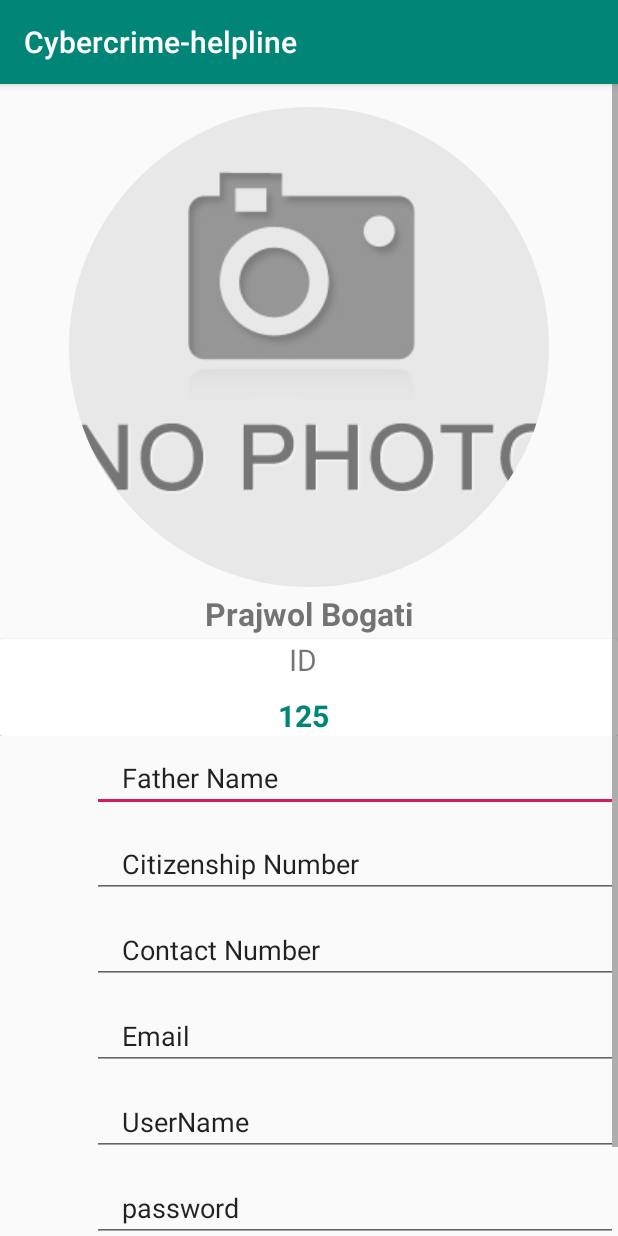
After one commit to Prajwolbogati/Cybercrime-helpline, an Android app: the fragment ViewProfileFragment shown on its own in the app's theme, on a phone screen of 412 x 824 dp. The commit adds this screen. Run offline under Robolectric (Android 15) with nearby library versions, the phone set to English and light mode, and no system bars; our stand-ins replace CircleImageView.

Commit message:
ProfileFragmentlayout

```diff
--- a/app/build.gradle
+++ b/app/build.gradle
@@ -23,7 +23,12 @@ dependencies {
     implementation fileTree(dir: 'libs', include: ['*.jar'])
     implementation 'androidx.appcompat:appcompat:1.0.2'
     implementation 'androidx.constraintlayout:constraintlayout:1.1.3'
+    implementation 'androidx.legacy:legacy-support-v4:1.0.0'
     testImplementation 'junit:junit:4.12'
     androidTestImplementation 'androidx.test.ext:junit:1.1.0'
     androidTestImplementation 'androidx.test.espresso:espresso-core:3.1.1'
+    implementation "androidx.cardview:cardview:1.0.0"
+    implementation 'de.hdodenhof:circleimageview:3.0.1'
+
+
 }
--- /dev/null
+++ b/app/src/main/java/com/example/cybercrime_helpline/UI/ViewProfileFragment.java
@@ -0,0 +1,32 @@
+package com.example.cybercrime_helpline.UI;
+
+
+import android.os.Bundle;
+
+import androidx.fragment.app.Fragment;
+
+import android.view.LayoutInflater;
+import android.view.View;
+import android.view.ViewGroup;
+
+import com.example.cybercrime_helpline.R;
+
+/**
+ * A simple {@link Fragment} subclass.
+ */
+public class ViewProfileFragment extends Fragment {
+
+
+    public ViewProfileFragment() {
+        // Required empty public constructor
+    }
+
+
+    @Override
+    public View onCreateView(LayoutInflater inflater, ViewGroup container,
+                             Bundle savedInstanceState) {
+        // Inflate the layout for this fragment
+        return inflater.inflate(R.layout.fragment_view_profile, container, false);
+    }
+
+}
--- /dev/null
+++ b/app/src/main/res/layout/fragment_view_profile.xml
@@ -0,0 +1,205 @@
+<?xml version="1.0" encoding="utf-8"?>
+<ScrollView xmlns:android="http://schemas.android.com/apk/res/android"
+    xmlns:tools="http://schemas.android.com/tools"
+    android:layout_width="match_parent"
+    android:layout_height="match_parent"
+    tools:context=".UI.ViewProfileFragment">
+
+    <LinearLayout
+        android:layout_width="match_parent"
+        android:layout_height="match_parent"
+        android:orientation="vertical">
+        <RelativeLayout
+            android:layout_width="match_parent"
+            android:layout_height="wrap_content">
+            <LinearLayout
+                android:layout_width="match_parent"
+                android:layout_height="wrap_content"
+                android:orientation="vertical">
+                <de.hdodenhof.circleimageview.CircleImageView
+                    android:layout_width="wrap_content"
+                    android:layout_height="wrap_content"
+                    android:id="@+id/viewpimg"
+                    android:src="@drawable/noimage"
+                    android:layout_gravity="center_horizontal"
+                    android:layout_marginTop="15dp"/>
+                <TextView
+                    android:id="@+id/profilename"
+                    android:layout_marginTop="3dp"
+                    android:layout_gravity="center_horizontal"
+                    android:layout_width="wrap_content"
+                    android:layout_height="wrap_content"
+                    android:text="Prajwol Bogati"
+                    android:textStyle="bold"
+                    android:textSize="21sp"/>
+
+            </LinearLayout>
+            <androidx.cardview.widget.CardView
+                android:layout_width="match_parent"
+                android:layout_height="wrap_content"
+                android:layout_centerHorizontal="true"
+                android:layout_marginTop="370dp">
+                <LinearLayout
+                    android:layout_width="match_parent"
+                    android:layout_height="match_parent"
+                    android:orientation="horizontal"
+                    android:weightSum="3">
+
+                    <LinearLayout
+                        android:gravity="center"
+                        android:orientation="vertical"
+                        android:layout_width="1dp"
+                        android:layout_weight="1"
+                       android:layout_marginLeft="160dp"
+                        android:layout_height="match_parent">
+                        <TextView
+                            android:layout_width="wrap_content"
+                            android:layout_height="wrap_content"
+                            android:text="ID"
+                            android:textSize="20dp"/>
+                        <TextView
+                            android:id="@+id/profileid"
+                            android:layout_width="wrap_content"
+                            android:layout_height="wrap_content"
+                            android:text="125"
+                            android:textStyle="bold"
+                            android:textSize="20sp"
+                            android:paddingTop="10dp"
+                            android:textColor="@color/colorPrimary"/>
+                    </LinearLayout>
+
+                </LinearLayout>
+            </androidx.cardview.widget.CardView>
+        </RelativeLayout>
+
+        <LinearLayout
+            android:layout_width="match_parent"
+            android:layout_height="wrap_content"
+            android:orientation="vertical"
+            android:layout_gravity="center_horizontal"
+            android:layout_marginTop="5dp">
+            <LinearLayout
+                android:orientation="horizontal"
+                android:paddingLeft="25dp"
+                android:layout_width="match_parent"
+                android:layout_height="wrap_content">
+                <ImageView
+                    android:layout_width="36dp"
+                    android:layout_height="36dp"/>
+
+                <EditText
+                    android:id="@+id/profilefaname"
+                    android:layout_gravity="center_vertical"
+                    android:layout_width="match_parent"
+                    android:layout_height="wrap_content"
+                    android:paddingLeft="20dp"
+                    android:text="Father Name"/>
+
+            </LinearLayout>
+            <LinearLayout
+                android:orientation="horizontal"
+                android:paddingTop="12dp"
+                android:paddingLeft="25dp"
+                android:layout_width="match_parent"
+                android:layout_height="wrap_content">
+                <ImageView
+                    android:layout_width="36dp"
+                    android:layout_height="36dp"/>
+                <EditText
+                    android:id="@+id/profilecitizenship"
+                    android:layout_gravity="center_vertical"
+                    android:layout_width="match_parent"
+                    android:layout_height="wrap_content"
+                    android:paddingLeft="20dp"
+                    android:text="Citizenship Number"/>
+
+            </LinearLayout>
+            <LinearLayout
+                android:orientation="horizontal"
+                android:paddingTop="12dp"
+                android:paddingLeft="25dp"
+                android:layout_width="match_parent"
+                android:layout_height="wrap_content">
+                <ImageView
+                    android:layout_width="36dp"
+                    android:layout_height="36dp" />
+                <EditText
+                    android:id="@+id/profilecontact"
+                    android:layout_gravity="center_vertical"
+                    android:layout_width="match_parent"
+                    android:layout_height="wrap_content"
+                    android:paddingLeft="20dp"
+                    android:text="Contact Number"/>
+
+            </LinearLayout>
+            <LinearLayout
+                android:orientation="horizontal"
+                android:paddingTop="12dp"
+                android:paddingLeft="25dp"
+                android:layout_width="match_parent"
+                android:layout_height="wrap_content">
+                <ImageView
+                    android:layout_width="36dp"
+                    android:layout_height="36dp"/>
+                <EditText
+                    android:id="@+id/profileemail"
+                    android:layout_gravity="center_vertical"
+                    android:layout_width="match_parent"
+                    android:layout_height="wrap_content"
+                    android:paddingLeft="20dp"
+                    android:text="Email"/>
+            </LinearLayout>
+            <LinearLayout
+                android:orientation="horizontal"
+                android:paddingTop="12dp"
+                android:paddingLeft="25dp"
+                android:layout_width="match_parent"
+                android:layout_height="wrap_content">
+                <ImageView
+                    android:layout_width="36dp"
+                    android:layout_height="36dp"/>
+                <EditText
+                    android:id="@+id/profileuname"
+                    android:layout_gravity="center_vertical"
+                    android:layout_width="match_parent"
+                    android:layout_height="wrap_content"
+                    android:paddingLeft="20dp"
+                    android:text="UserName"/>
+            </LinearLayout>
+            <LinearLayout
+                android:orientation="horizontal"
+                android:paddingTop="12dp"
+                android:paddingLeft="25dp"
+                android:layout_width="match_parent"
+                android:layout_height="wrap_content">
+                <ImageView
+                    android:layout_width="36dp"
+                    android:layout_height="36dp"/>
+                <EditText
+                    android:id="@+id/profilepw"
+                    android:layout_gravity="center_vertical"
+                    android:layout_width="match_parent"
+                    android:layout_height="wrap_content"
+                    android:paddingLeft="20dp"
+                    android:text="password"/>
+            </LinearLayout>
+            <LinearLayout
+                android:orientation="horizontal"
+                android:layout_gravity="center_horizontal"
+                android:paddingTop="12dp"
+                android:paddingLeft="25dp"
+                android:layout_width="wrap_content"
+                android:layout_height="wrap_content">
+                <Button
+                    android:id="@+id/btnproupdate"
+                    android:layout_gravity="center_vertical"
+                    android:layout_width="match_parent"
+                    android:layout_height="wrap_content"
+                    android:paddingLeft="20dp"
+                    android:text="Update"/>
+            </LinearLayout>
+        </LinearLayout>
+
+    </LinearLayout>
+
+</ScrollView>
--- a/app/src/main/res/values/strings.xml
+++ b/app/src/main/res/values/strings.xml
@@ -1,3 +1,6 @@
 <resources>
     <string name="app_name">Cybercrime-helpline</string>
+
+    <!-- TODO: Remove or change this placeholder text -->
+    <string name="hello_blank_fragment">Hello blank fragment</string>
 </resources>
```
Also changed, not shown: app/src/main/res/drawable/noimage.PNG (added).
